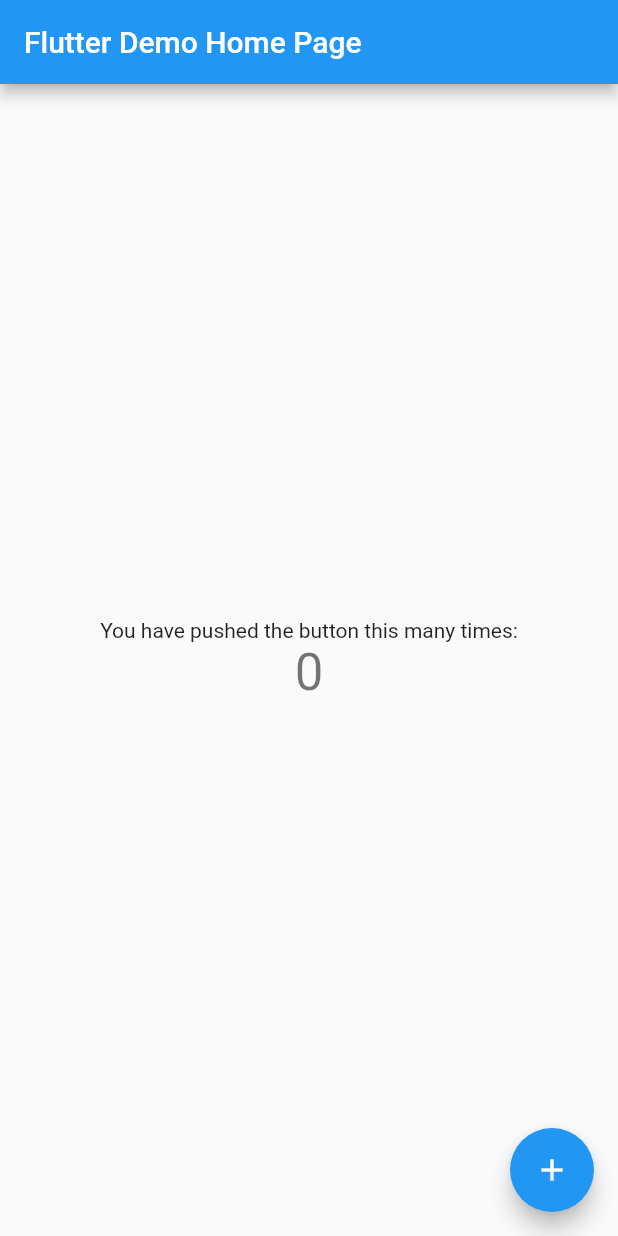
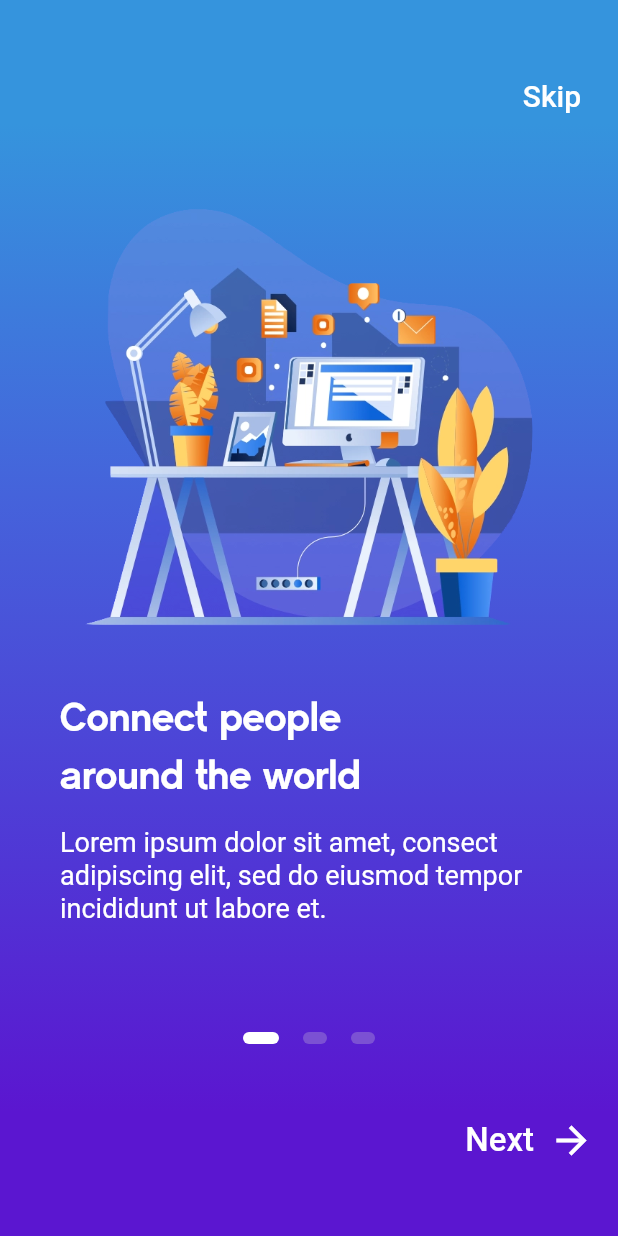
Before and after one commit to jerielverissimo/nutrino, a Flutter app: the screen it shows after launch, on a phone screen of 412 x 824 dp. Run offline on Flutter 3.47's test engine with Material 2 defaults, Android fonts, the phone set to English and light mode, and no system bars; our stand-ins replace dartz, equatable.

Commit message:
Add onboarding page

```diff
--- /dev/null
+++ b/lib/features/onboarding/presentation/pages/onboarding_screen.dart
@@ -0,0 +1,237 @@
+import 'package:flutter/material.dart';
+import 'package:flutter/services.dart';
+import 'package:nutrino/features/onboarding/presentation/utilities/styles.dart';
+
+
+class OnboardingScreen extends StatefulWidget {
+  @override
+  _OnboardingScreenState createState() => _OnboardingScreenState();
+}
+
+class _OnboardingScreenState extends State<OnboardingScreen> {
+  final int _numPages = 3;
+  final PageController _pageController = PageController(initialPage: 0);
+  int _currentPage = 0;
+
+  List<Widget> _buildPageIndicator() {
+    List<Widget> list = [];
+    for (int i = 0; i < _numPages; i++) {
+      list.add(i == _currentPage ? _indicator(true) : _indicator(false));
+    }
+    return list;
+  }
+
+  Widget _indicator(bool isActive) {
+    return AnimatedContainer(
+      duration: Duration(milliseconds: 150),
+      margin: EdgeInsets.symmetric(horizontal: 8.0),
+      height: 8.0,
+      width: isActive ? 24.0 : 16.0,
+      decoration: BoxDecoration(
+        color: isActive ? Colors.white : Color(0xFF7B51D3),
+        borderRadius: BorderRadius.all(Radius.circular(12)),
+      ),
+    );
+  }
+
+  @override
+  Widget build(BuildContext context) {
+    return Scaffold(
+      body: AnnotatedRegion<SystemUiOverlayStyle>(
+        value: SystemUiOverlayStyle.light,
+        child: Container(
+          decoration: BoxDecoration(
+            gradient: LinearGradient(
+              begin: Alignment.topCenter,
+              end: Alignment.bottomCenter,
+              stops: [0.1, 0.4, 0.7, 0.9],
+              colors: [
+                Color(0xFF3594DD),
+                Color(0xFF4563DB),
+                Color(0xFF5036D5),
+                Color(0xFF5B16D0),
+              ],
+            ),
+          ),
+          child: Padding(
+            padding: EdgeInsets.symmetric(vertical: 40.0),
+            child: Column(
+              crossAxisAlignment: CrossAxisAlignment.stretch,
+              children: <Widget>[
+                Container(
+                  alignment: Alignment.centerRight,
+                  child: FlatButton(
+                    onPressed: () => print('Skip'),
+                    child: Text(
+                      'Skip',
+                      style: TextStyle(
+                        color: Colors.white,
+                        fontSize: 20.0,
+                      ),
+                    ),
+                  ),
+                ),
+                Container(
+                  height: 600.0,
+                  child: PageView(
+                    physics: ClampingScrollPhysics(),
+                    controller: _pageController,
+                    onPageChanged: (int page) {
+                      setState(() {
+                        _currentPage = page;
+                      });
+                    },
+                    children: <Widget>[
+                      Padding(
+                        padding: EdgeInsets.all(40.0),
+                        child: Column(
+                          crossAxisAlignment: CrossAxisAlignment.start,
+                          children: <Widget>[
+                            Center(
+                              child: Image(
+                                image: AssetImage(
+                                  'assets/images/onboarding0.png',
+                                ),
+                                height: 300.0,
+                                width: 300.0,
+                              ),
+                            ),
+                            SizedBox(height: 30.0),
+                            Text(
+                              'Connect people\naround the world',
+                              style: kTitleStyle,
+                            ),
+                            SizedBox(height: 15.0),
+                            Text(
+                              'Lorem ipsum dolor sit amet, consect adipiscing elit, sed do eiusmod tempor incididunt ut labore et.',
+                              style: kSubtitleStyle,
+                            ),
+                          ],
+                        ),
+                      ),
+                      Padding(
+                        padding: EdgeInsets.all(40.0),
+                        child: Column(
+                          crossAxisAlignment: CrossAxisAlignment.start,
+                          children: <Widget>[
+                            Center(
+                              child: Image(
+                                image: AssetImage(
+                                  'assets/images/onboarding1.png',
+                                ),
+                                height: 300.0,
+                                width: 300.0,
+                              ),
+                            ),
+                            SizedBox(height: 30.0),
+                            Text(
+                              'Live your life smarter\nwith us!',
+                              style: kTitleStyle,
+                            ),
+                            SizedBox(height: 15.0),
+                            Text(
+                              'Lorem ipsum dolor sit amet, consect adipiscing elit, sed do eiusmod tempor incididunt ut labore et.',
+                              style: kSubtitleStyle,
+                            ),
+                          ],
+                        ),
+                      ),
+                      Padding(
+                        padding: EdgeInsets.all(40.0),
+                        child: Column(
+                          crossAxisAlignment: CrossAxisAlignment.start,
+                          children: <Widget>[
+                            Center(
+                              child: Image(
+                                image: AssetImage(
+                                  'assets/images/onboarding2.png',
+                                ),
+                                height: 300.0,
+                                width: 300.0,
+                              ),
+                            ),
+                            SizedBox(height: 30.0),
+                            Text(
+                              'Get a new experience\nof imagination',
+                              style: kTitleStyle,
+                            ),
+                            SizedBox(height: 15.0),
+                            Text(
+                              'Lorem ipsum dolor sit amet, consect adipiscing elit, sed do eiusmod tempor incididunt ut labore et.',
+                              style: kSubtitleStyle,
+                            ),
+                          ],
+                        ),
+                      ),
+                    ],
+                  ),
+                ),
+                Row(
+                  mainAxisAlignment: MainAxisAlignment.center,
+                  children: _buildPageIndicator(),
+                ),
+                _currentPage != _numPages - 1
+                    ? Expanded(
+                        child: Align(
+                          alignment: FractionalOffset.bottomRight,
+                          child: FlatButton(
+                            onPressed: () {
+                              _pageController.nextPage(
+                                duration: Duration(milliseconds: 500),
+                                curve: Curves.ease,
+                              );
+                            },
+                            child: Row(
+                              mainAxisAlignment: MainAxisAlignment.center,
+                              mainAxisSize: MainAxisSize.min,
+                              children: <Widget>[
+                                Text(
+                                  'Next',
+                                  style: TextStyle(
+                                    color: Colors.white,
+                                    fontSize: 22.0,
+                                  ),
+                                ),
+                                SizedBox(width: 10.0),
+                                Icon(
+                                  Icons.arrow_forward,
+                                  color: Colors.white,
+                                  size: 30.0,
+                                ),
+                              ],
+                            ),
+                          ),
+                        ),
+                      )
+                    : Text(''),
+              ],
+            ),
+          ),
+        ),
+      ),
+      bottomSheet: _currentPage == _numPages - 1
+          ? Container(
+              height: 100.0,
+              width: double.infinity,
+              color: Colors.white,
+              child: GestureDetector(
+                onTap: () => print('Get started'),
+                child: Center(
+                  child: Padding(
+                    padding: EdgeInsets.only(bottom: 30.0),
+                    child: Text(
+                      'Get started',
+                      style: TextStyle(
+                        color: Color(0xFF5B16D0),
+                        fontSize: 20.0,
+                        fontWeight: FontWeight.bold,
+                      ),
+                    ),
+                  ),
+                ),
+              ),
+            )
+          : Text(''),
+    );
+  }
+}
--- /dev/null
+++ b/lib/features/onboarding/presentation/utilities/styles.dart
@@ -0,0 +1,14 @@
+import 'package:flutter/material.dart';
+
+final kTitleStyle = TextStyle(
+  color: Colors.white,
+  fontFamily: 'CM Sans Serif',
+  fontSize: 26.0,
+  height: 1.5
+);
+
+final kSubtitleStyle = TextStyle(
+  color: Colors.white,
+  fontSize: 18.0,
+  height: 1.2
+);
--- a/lib/main.dart
+++ b/lib/main.dart
@@ -1,111 +1,15 @@
 import 'package:flutter/material.dart';
+import 'package:nutrino/features/onboarding/presentation/pages/onboarding_screen.dart';
 
 void main() => runApp(MyApp());
 
 class MyApp extends StatelessWidget {
-  // This widget is the root of your application.
   @override
   Widget build(BuildContext context) {
     return MaterialApp(
-      title: 'Flutter Demo',
-      theme: ThemeData(
-        // This is the theme of your application.
-        //
-        // Try running your application with "flutter run". You'll see the
-        // application has a blue toolbar. Then, without quitting the app, try
-        // changing the primarySwatch below to Colors.green and then invoke
-        // "hot reload" (press "r" in the console where you ran "flutter run",
-        // or simply save your changes to "hot reload" in a Flutter IDE).
-        // Notice that the counter didn't reset back to zero; the application
-        // is not restarted.
-        primarySwatch: Colors.blue,
-      ),
-      home: MyHomePage(title: 'Flutter Demo Home Page'),
+      title: 'Nutrino',
+      debugShowCheckedModeBanner: false,
+      home: OnboardingScreen(),
     );
   }
 }
-
-class MyHomePage extends StatefulWidget {
-  MyHomePage({Key key, this.title}) : super(key: key);
-
-  // This widget is the home page of your application. It is stateful, meaning
-  // that it has a State object (defined below) that contains fields that affect
-  // how it looks.
-
-  // This class is the configuration for the state. It holds the values (in this
-  // case the title) provided by the parent (in this case the App widget) and
-  // used by the build method of the State. Fields in a Widget subclass are
-  // always marked "final".
-
-  final String title;
-
-  @override
-  _MyHomePageState createState() => _MyHomePageState();
-}
-
-class _MyHomePageState extends State<MyHomePage> {
-  int _counter = 0;
-
-  void _incrementCounter() {
-    setState(() {
-      // This call to setState tells the Flutter framework that something has
-      // changed in this State, which causes it to rerun the build method below
-      // so that the display can reflect the updated values. If we changed
-      // _counter without calling setState(), then the build method would not be
-      // called again, and so nothing would appear to happen.
-      _counter++;
-    });
-  }
-
-  @override
-  Widget build(BuildContext context) {
-    // This method is rerun every time setState is called, for instance as done
-    // by the _incrementCounter method above.
-    //
-    // The Flutter framework has been optimized to make rerunning build methods
-    // fast, so that you can just rebuild anything that needs updating rather
-    // than having to individually change instances of widgets.
-    return Scaffold(
-      appBar: AppBar(
-        // Here we take the value from the MyHomePage object that was created by
-        // the App.build method, and use it to set our appbar title.
-        title: Text(widget.title),
-      ),
-      body: Center(
-        // Center is a layout widget. It takes a single child and positions it
-        // in the middle of the parent.
-        child: Column(
-          // Column is also layout widget. It takes a list of children and
-          // arranges them vertically. By default, it sizes itself to fit its
-          // children horizontally, and tries to be as tall as its parent.
-          //
-          // Invoke "debug painting" (press "p" in the console, choose the
-          // "Toggle Debug Paint" action from the Flutter Inspector in Android
-          // Studio, or the "Toggle Debug Paint" command in Visual Studio Code)
-          // to see the wireframe for each widget.
-          //
-          // Column has various properties to control how it sizes itself and
-          // how it positions its children. Here we use mainAxisAlignment to
-          // center the children vertically; the main axis here is the vertical
-          // axis because Columns are vertical (the cross axis would be
-          // horizontal).
-          mainAxisAlignment: MainAxisAlignment.center,
-          children: <Widget>[
-            Text(
-              'You have pushed the button this many times:',
-            ),
-            Text(
-              '$_counter',
-              style: Theme.of(context).textTheme.display1,
-            ),
-          ],
-        ),
-      ),
-      floatingActionButton: FloatingActionButton(
-        onPressed: _incrementCounter,
-        tooltip: 'Increment',
-        child: Icon(Icons.add),
-      ), // This trailing comma makes auto-formatting nicer for build methods.
-    );
-  }
-}
```
Also changed, not shown: pubspec.yaml (+6 -46 lines), assets/fonts/cm_sans_serif_2012.ttf (added), assets/images/onboarding0.png (added), assets/images/onboarding1.png (added), assets/images/onboarding2.png (added).
